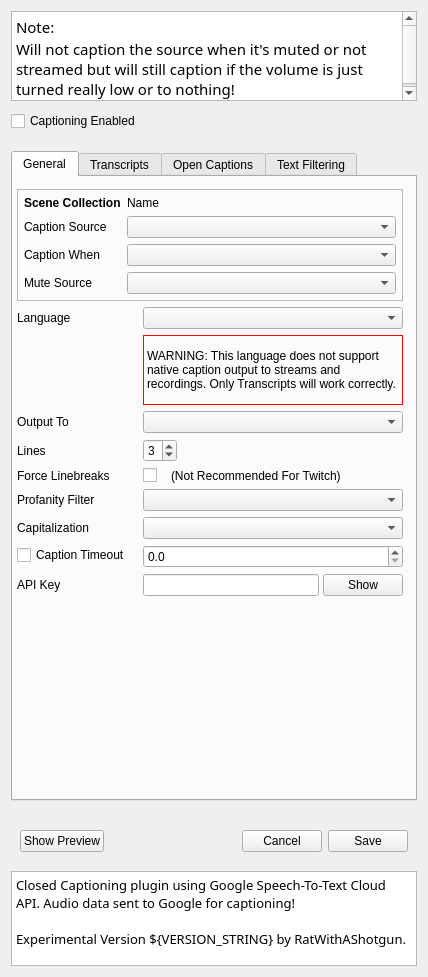
Above: src/ui/CaptionSettingsWidget.ui from ratwithacompiler/OBS-captions-plugin before the change. Below: the same form after it.
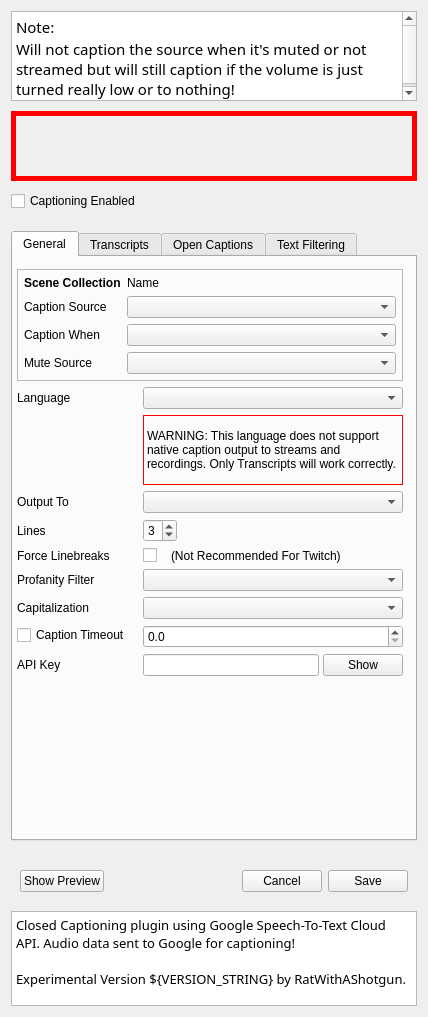
That is the form after the change.

Commit message:
settings/UI: add optional error label to show potential errors
hidden by default

Diff of the .ui file:
```diff
--- a/src/ui/CaptionSettingsWidget.ui
+++ b/src/ui/CaptionSettingsWidget.ui
@@ -7,7 +7,7 @@
     <x>0</x>
     <y>0</y>
     <width>428</width>
-    <height>977</height>
+    <height>1017</height>
    </rect>
   </property>
   <property name="sizePolicy">
@@ -52,6 +52,33 @@
      </property>
     </widget>
    </item>
+   <item>
+    <widget class="QLabel" name="errorLabel">
+     <property name="minimumSize">
+      <size>
+       <width>242</width>
+       <height>70</height>
+      </size>
+     </property>
+     <property name="font">
+      <font>
+       <pointsize>16</pointsize>
+      </font>
+     </property>
+     <property name="styleSheet">
+      <string notr="true">border: 5px solid red;</string>
+     </property>
+     <property name="lineWidth">
+      <number>1</number>
+     </property>
+     <property name="text">
+      <string/>
+     </property>
+     <property name="wordWrap">
+      <bool>true</bool>
+     </property>
+    </widget>
+   </item>
    <item>
     <widget class="QCheckBox" name="enabledCheckBox">
      <property name="text">
```
The commit also changes 1 other file.
